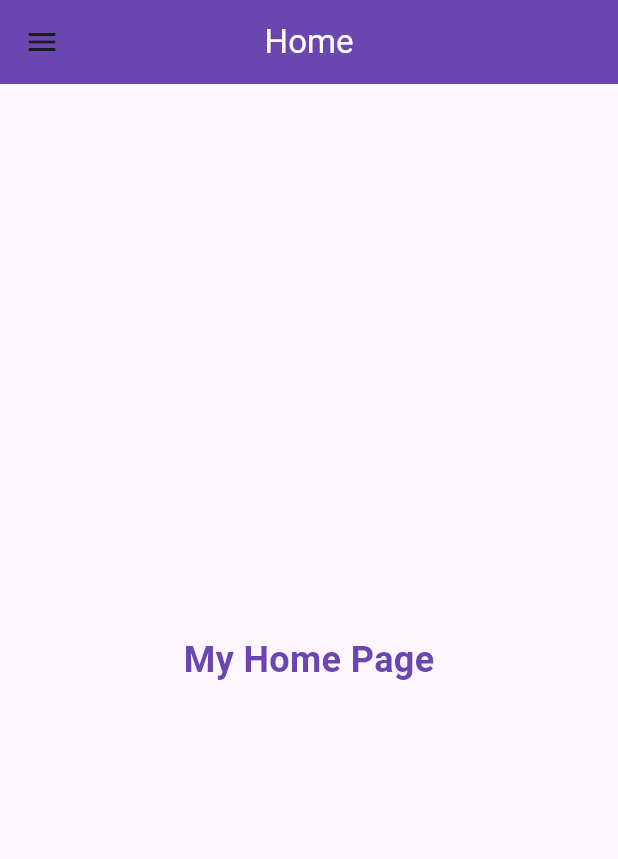
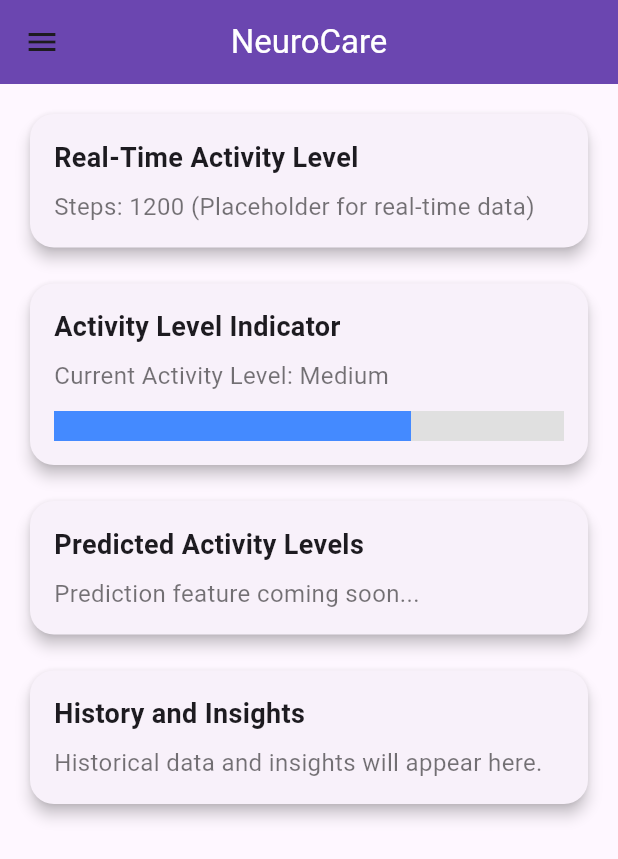
Before and after one commit to nellymururi/neurocare, a Flutter app: the Home screen opened by its route, on a phone screen of 412 x 824 dp. Shown: the top 859 px of the screen. Run offline on Flutter 3.47's test engine with Material 3 defaults, Android fonts, the light colour scheme and no system bars; our stand-ins replace cloud_firestore, firebase_auth, firebase_core, google_sign_in, local_auth, share_plus; accounts and stored records are empty.

```diff
--- a/mobileapp/neurocare/lib/home.dart
+++ b/mobileapp/neurocare/lib/home.dart
@@ -26,12 +26,58 @@ class _HomeState extends State<Home> {
     }
   }
 
+  // Placeholder for fetching real-time steps (Google Fit integration)
+  // Future<String> getRealTimeSteps() async {
+  //   // Placeholder for the data fetched from Google Fit
+  //   return "1200"; // Example real-time step count
+  // }
+// buildCard function definition
+  Widget buildCard({
+    required String title,
+    required String content,
+    Widget? additionalContent,
+  }) {
+    return Card(
+      shape: RoundedRectangleBorder(
+        borderRadius: BorderRadius.circular(16),
+      ),
+      elevation: 4,
+      child: Padding(
+        padding: const EdgeInsets.all(16.0),
+        child: Column(
+          crossAxisAlignment: CrossAxisAlignment.start,
+          children: [
+            Text(
+              title,
+              style: const TextStyle(
+                fontSize: 18,
+                fontWeight: FontWeight.bold,
+              ),
+            ),
+            const SizedBox(height: 8),
+            Text(
+              content,
+              style: const TextStyle(
+                fontSize: 16,
+                color: Colors.black54,
+              ),
+            ),
+            if (additionalContent != null) ...[
+              const SizedBox(height: 12),
+              additionalContent,
+            ],
+          ],
+        ),
+      ),
+    );
+  }
+
   @override
   Widget build(BuildContext context) {
     return Scaffold(
       appBar: AppBar(
         title: const Text(
-          "Home",
+          "NeuroCare",
           style: TextStyle(color: Colors.white),
         ),
         centerTitle: true,
@@ -42,11 +88,11 @@ class _HomeState extends State<Home> {
         child: ListView(
           padding: EdgeInsets.zero,
           children: [
-            DrawerHeader(
-              decoration: const BoxDecoration(
+            const DrawerHeader(
+              decoration: BoxDecoration(
                 color: Color.fromARGB(255, 107, 70, 176), // Lavender background
               ),
-              child: const Text(
+              child: Text(
                 'Menu',
                 style: TextStyle(
                   color: Colors.white,
@@ -63,6 +109,15 @@ class _HomeState extends State<Home> {
                 Navigator.pop(context);
               },
             ),
+            ListTile(
+              leading: const Icon(Icons.note,
+                  color: Color.fromARGB(255, 107, 70, 176)),
+              title: const Text('Notes'),
+              onTap: () {
+                Navigator.pushNamed(context, '/notes');
+              },
+            ),
+
             ListTile(
               leading: const Icon(Icons.settings,
                   color: Color.fromARGB(255, 107, 70, 176)),
@@ -91,21 +146,64 @@ class _HomeState extends State<Home> {
           ],
         ),
       ),
-      body: Center(
-        child: Column(
-          mainAxisAlignment: MainAxisAlignment.center,
-          children: const [
-            Text(
-              "My Home Page",
-              style: TextStyle(
-                fontSize: 24,
-                fontWeight: FontWeight.bold,
-                color: Color.fromARGB(255, 107, 70, 176), // Lavender text
+      body: Padding(
+        padding: const EdgeInsets.all(16.0),
+        child: SingleChildScrollView(
+          child: Column(
+            crossAxisAlignment: CrossAxisAlignment.stretch,
+            children: [
+              buildCard(
+                title: "Real-Time Activity Level",
+                content: "Steps: 1200 (Placeholder for real-time data)",
               ),
-            ),
-          ],
+              const SizedBox(height: 16),
+              buildCard(
+                title: "Activity Level Indicator",
+                content: "Current Activity Level: Medium",
+                additionalContent: SizedBox(
+                  height: 20,
+                  child: LinearProgressIndicator(
+                    value: 0.7,
+                    backgroundColor: Colors.grey.shade300,
+                    valueColor:
+                        const AlwaysStoppedAnimation<Color>(Colors.blueAccent),
+                  ),
+                ),
+              ),
+              const SizedBox(height: 16),
+              buildCard(
+                title: "Predicted Activity Levels",
+                content: "Prediction feature coming soon...",
+              ),
+              const SizedBox(height: 16),
+              buildCard(
+                title: "History and Insights",
+                content: "Historical data and insights will appear here.",
+              ),
+            ],
+          ),
         ),
       ),
     );
   }
 }
+
+
+              //Commented out for future API integration
+              // FutureBuilder<String>(
+              //   future: getRealTimeSteps(),
+              //   builder: (context, snapshot) {
+              //     if (snapshot.connectionState == ConnectionState.waiting) {
+              //       return const Center(
+              //         child: CircularProgressIndicator(),
+              //       );
+              //     } else if (snapshot.hasError) {
+              //       return const Text("Error fetching real-time data");
+              //     } else {
+              //       return Text(
+              //         "Steps: ${snapshot.data}",
+              //         style: const TextStyle(fontSize: 16, color: Colors.black),
+              //       );
+              //     }
+              //   },
+              // ),
--- a/mobileapp/neurocare/lib/main.dart
+++ b/mobileapp/neurocare/lib/main.dart
@@ -5,6 +5,7 @@ import 'login_page.dart';
 import 'signup_page.dart';
 import 'home.dart';
 import 'forgot_password_screen.dart';
+import 'notes.dart';
 
 void main() async {
   WidgetsFlutterBinding.ensureInitialized();
@@ -31,6 +32,7 @@ class MyApp extends StatelessWidget {
         '/signup': (context) => const SignUpPage(),
         '/home': (context) => const Home(),
         '/forgot-password': (context) => const ForgotPasswordScreen(),
+        '/notes': (context) => const NotesPage(),
       },
     );
   }
--- a/mobileapp/neurocare/pubspec.yaml
+++ b/mobileapp/neurocare/pubspec.yaml
@@ -32,13 +32,16 @@ dependencies:
     sdk: flutter
   firebase_core: ^3.6.0
   firebase_auth: ^5.3.1
+  cloud_firestore: ^5.5.0
   google_sign_in: ^6.2.2
   local_auth: ^2.3.0
+  #shared_preferences: ^2.3.3
   #google_fonts: ^3.0.1
-
   # The following adds the Cupertino Icons font to your application.
   # Use with the CupertinoIcons class for iOS style icons.
   cupertino_icons: ^1.0.8
+  intl: ^0.19.0
+  share_plus: ^10.1.2
 
 dev_dependencies:
   flutter_test:
```
Also changed, not shown: mobileapp/neurocare/lib/notes.dart (added, +216 -0 lines), mobileapp/neurocare/pubspec.lock, 6 other files.
